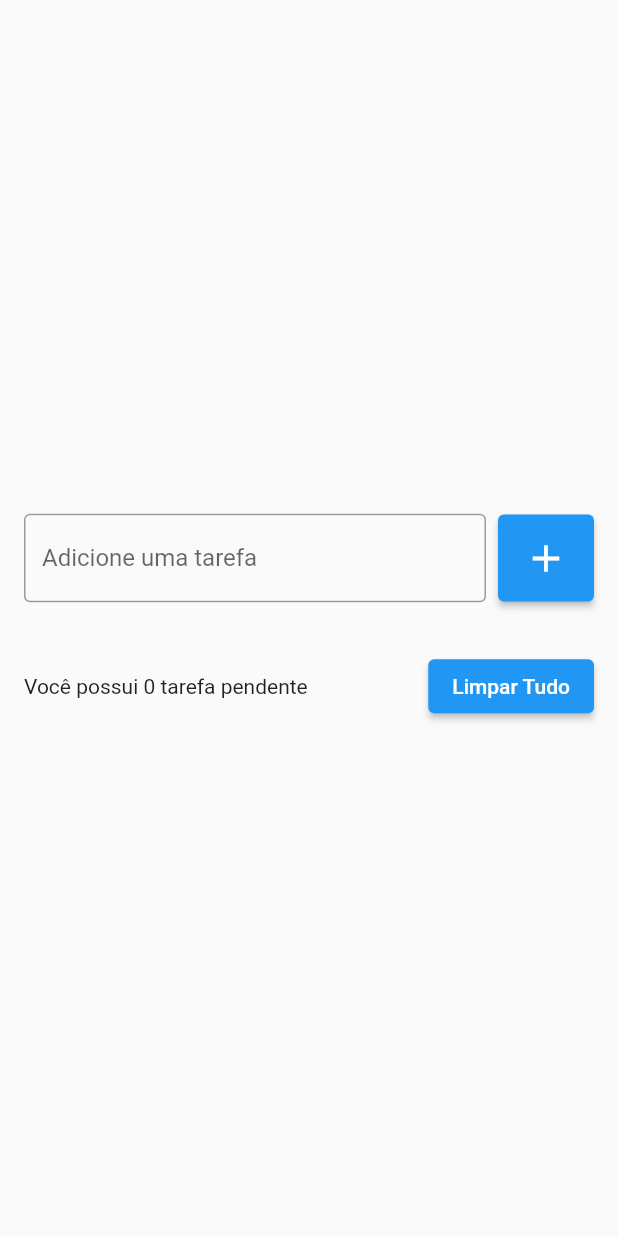
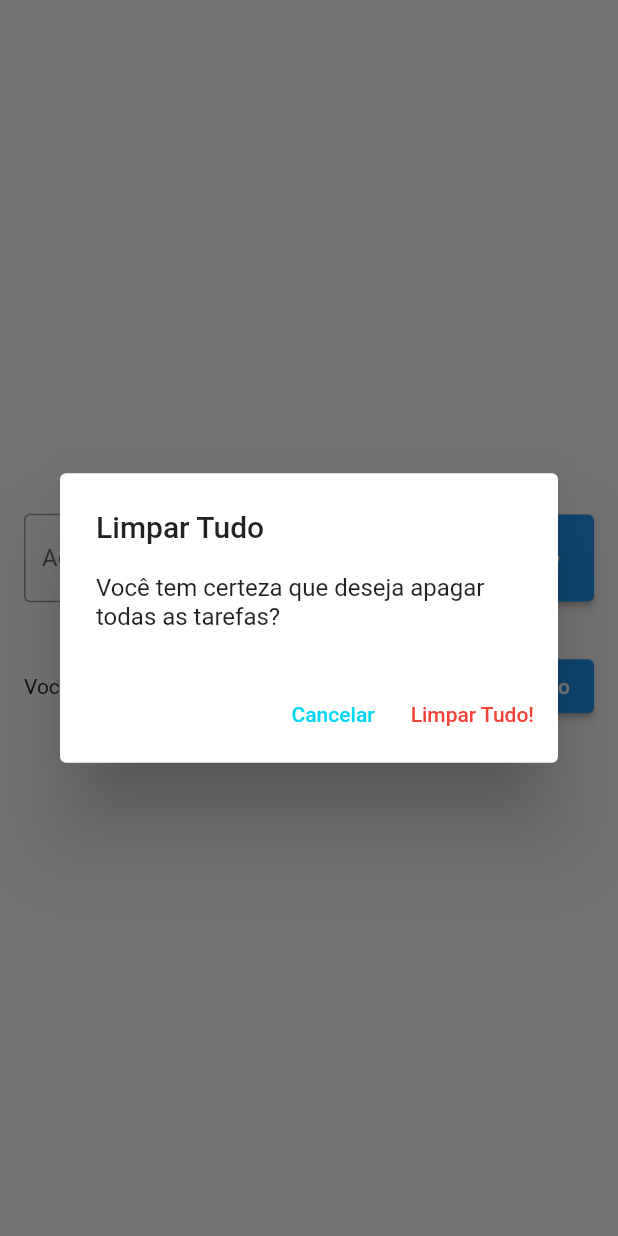
Before and after one commit to jerfex/flutter_courser, a Flutter app: the screen it shows after launch, after a tap on "Limpar Tudo", on a phone screen of 412 x 824 dp. Run offline on Flutter 3.47's test engine with Material 2 defaults, Android fonts, the phone set to English and light mode, and no system bars; our stand-ins replace flutter_slidable.

Commit message:
Update todo_list_pages.dart

```diff
--- a/task_list/lib/pages/todo_list_pages.dart
+++ b/task_list/lib/pages/todo_list_pages.dart
@@ -14,6 +14,8 @@ class _TodoListPageState extends State<TodoListPage> {
   final TextEditingController todoController = TextEditingController();
 
   List<Todo> todos = [];
+  Todo? deletedTodo;
+  int? deletedTodoPos;
   @override
   Widget build(BuildContext context) {
     return SafeArea(
@@ -28,7 +30,7 @@ class _TodoListPageState extends State<TodoListPage> {
                   children: [
                     Expanded(
                       child: TextField(
-                        controller: todoController,
+                        controller: todoController..text.isNotEmpty,
                         decoration: const InputDecoration(
                           border: OutlineInputBorder(),
                           labelText: 'Adicione uma tarefa',
@@ -82,7 +84,7 @@ class _TodoListPageState extends State<TodoListPage> {
                       width: 8,
                     ),
                     ElevatedButton(
-                      onPressed: () {},
+                      onPressed: showDeleteTodosConfimationDialog,
                       style: ElevatedButton.styleFrom(
                         backgroundColor: Colors.blue,
                       ),
@@ -99,8 +101,63 @@ class _TodoListPageState extends State<TodoListPage> {
   }
 
   void onDelete(Todo todo) {
+    deletedTodo = todo;
+    deletedTodoPos = todos.indexOf(todo);
+
     setState(() {
       todos.remove(todo);
     });
+    ScaffoldMessenger.of(context).clearSnackBars();
+    ScaffoldMessenger.of(context).showSnackBar(
+      SnackBar(
+        content: Text(
+          'Tarefa ${todo.title} foi removida com sucesso!',
+          style: const TextStyle(color: Colors.white),
+        ),
+        action: SnackBarAction(
+          label: 'Desfazer',
+          textColor: const Color(0xff00d7f3),
+          onPressed: () {
+            setState(() {
+              todos.insert(deletedTodoPos!, deletedTodo!);
+            });
+          },
+        ),
+        duration: const Duration(seconds: 5),
+      ),
+    );
+  }
+
+  void showDeleteTodosConfimationDialog() {
+    showDialog(
+      context: context,
+      builder: (context) => AlertDialog(
+        title: const Text('Limpar Tudo'),
+        content:
+            const Text('Você tem certeza que deseja apagar todas as tarefas?'),
+        actions: [
+          TextButton(
+              onPressed: () {
+                Navigator.of(context).pop();
+              },
+              style: TextButton.styleFrom(
+                  foregroundColor: const Color(0xff00d7f3)),
+              child: const Text('Cancelar')),
+          TextButton(
+              onPressed: () {
+                Navigator.of(context).pop();
+                deleteAllTodos();
+              },
+              style: TextButton.styleFrom(foregroundColor: Colors.red),
+              child: const Text('Limpar Tudo!')),
+        ],
+      ),
+    );
+  }
+
+  void deleteAllTodos() {
+    setState(() {
+      todos.clear();
+    });
   }
 }
```
